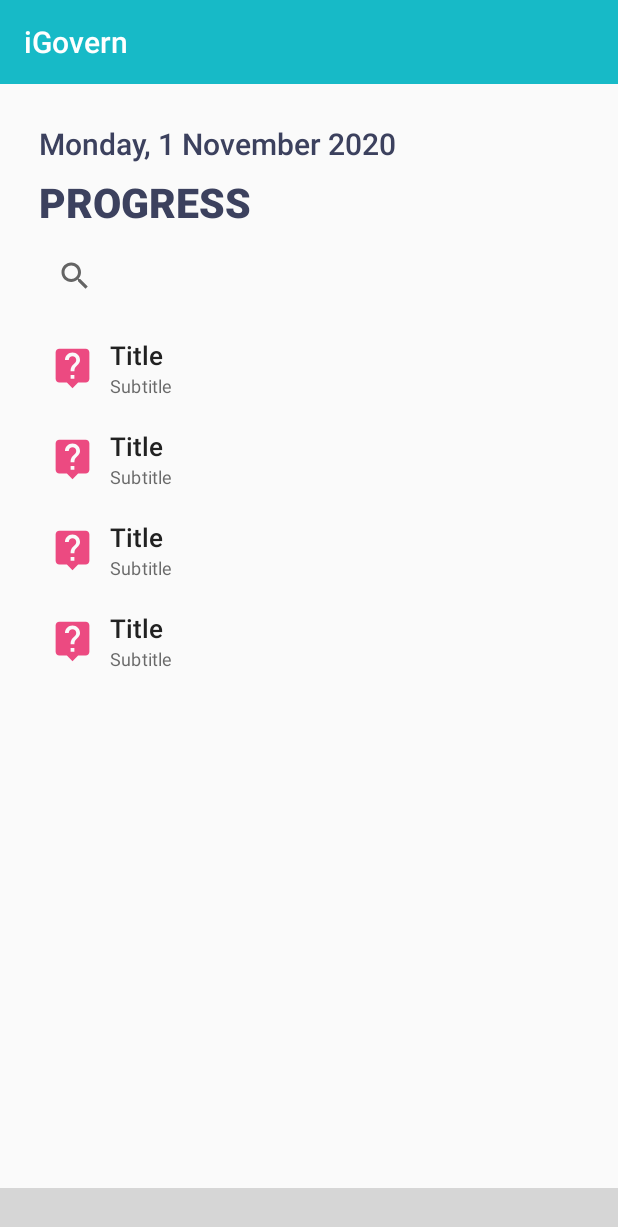
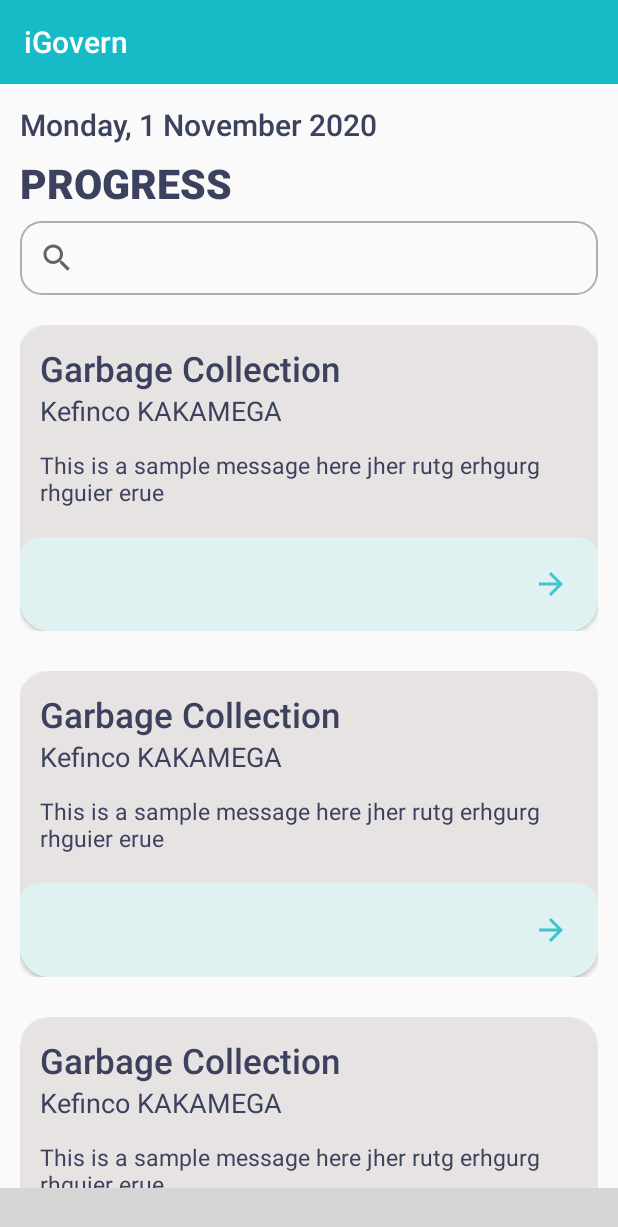
Before and after one commit to Vuyanzi/iGovern, an Android app: the fragment ExploreFragment placed in its activity, on a phone screen of 412 x 824 dp. Shown: the top 1227 px of the screen. Run offline under Robolectric (Android 15) with nearby library versions, the phone set to English and light mode, and no system bars; our stand-ins replace sdp/ssp sizes; libraries missing offline, so code that uses them is left out: com.crowdfire.cfalertdialog, com.etebarian.meowbottomnavigation, com.robinhood.ticker; plain views replace MeowBottomNavigation; 10 statements that could not run were skipped; grey boxes are pictures that could not be loaded.

```diff
--- a/app/src/main/java/studios/luxurious/igovern/adapters/ReportingAdapter.java
+++ b/app/src/main/java/studios/luxurious/igovern/adapters/ReportingAdapter.java
@@ -32,7 +32,7 @@ public class ReportingAdapter extends RecyclerView.Adapter<ReportingAdapter.View
     @Override
     public ViewHolder onCreateViewHolder(@NonNull ViewGroup parent, int viewType) {
 
-        View view = LayoutInflater.from(parent.getContext()).inflate(R.layout.custom_menu_holder,parent,false);
+        View view = LayoutInflater.from(parent.getContext()).inflate(R.layout.recycler_single_item_holder,parent,false);
 
         return new ViewHolder(view);
     }
--- a/app/src/main/java/studios/luxurious/igovern/fragments/HomeFragment.java
+++ b/app/src/main/java/studios/luxurious/igovern/fragments/HomeFragment.java
@@ -75,11 +75,15 @@ public class HomeFragment extends Fragment {
                 switch (tag) {
                     case "report_problem":
                         if (getActivity() != null)
-                        ((MainActivity)getActivity()).openSendProblemBottomDialog();
+                            ((MainActivity) getActivity()).openSendProblemBottomDialog();
                         break;
                     case "send_suggestion":
                         if (getActivity() != null)
-                        ((MainActivity)getActivity()).openSendSuggestionBottomDialog();
+                            ((MainActivity) getActivity()).openSendSuggestionBottomDialog();
+                        break;
+                    case "view_history":
+                        if (getActivity() != null)
+                            ((MainActivity) getActivity()).goToViewHistory();
                         break;
                     default:
                         Toast.makeText(getActivity(), tag, Toast.LENGTH_LONG).show();
@@ -104,7 +108,7 @@ public class HomeFragment extends Fragment {
 
         homeMenus.add(new HomeMenu("Report a problem", "report_problem", getResources().getDrawable(R.drawable.ic_send_money), getResources().getColor(R.color.menu_purple)));
         homeMenus.add(new HomeMenu("Send a suggestion", "send_suggestion", getResources().getDrawable(R.drawable.ic_send_money), getResources().getColor(R.color.menu_orange)));
-        homeMenus.add(new HomeMenu("View History", "tag", getResources().getDrawable(R.drawable.ic_credits), getResources().getColor(R.color.menu_pink)));
+        homeMenus.add(new HomeMenu("View History", "view_history", getResources().getDrawable(R.drawable.ic_credits), getResources().getColor(R.color.menu_pink)));
 //        homeMenus.add(new HomeMenu("Buy Airtime", "tag", getResources().getDrawable(R.drawable.ic_send_money), getResources().getColor(R.color.menu_sky_blue_dark)));
 //        homeMenus.add(new HomeMenu("Lipa stima", "tag", getResources().getDrawable(R.drawable.ic_credits), getResources().getColor(R.color.menu_yellow)));
 //        homeMenus.add(new HomeMenu("iuji ", "tag", getResources().getDrawable(R.drawable.ic_credits), getResources().getColor(R.color.menu_green)));
@@ -112,6 +116,7 @@ public class HomeFragment extends Fragment {
         homeMenuAdapter.notifyDataSetChanged();
 
     }
+
     private void initViews(View view) {
         recyclerView = view.findViewById(R.id.recyclerView);
         recyclerViewGrid = view.findViewById(R.id.recyclerViewGrid);
@@ -120,8 +125,9 @@ public class HomeFragment extends Fragment {
         actionMenuAdapter = new ActionMenuAdapter(actionMenus);
         homeMenuAdapter = new HomeMenuAdapter(homeMenus);
 
-        if(getActivity() !=null) vibrator = (Vibrator) getActivity().getSystemService(Context.VIBRATOR_SERVICE);
+        if (getActivity() != null)
+            vibrator = (Vibrator) getActivity().getSystemService(Context.VIBRATOR_SERVICE);
 
 
+    }
 }
-}
--- a/app/src/main/res/drawable/rounded_rectangle_green.xml
+++ b/app/src/main/res/drawable/rounded_rectangle_green.xml
@@ -9,6 +9,6 @@
 
     <!-- The radius makes the corners rounded -->
     <corners
-        android:radius="10dp">
+        android:radius="@dimen/_10sdp">
     </corners>
 </shape>
--- a/app/src/main/res/layout/frag_explore.xml
+++ b/app/src/main/res/layout/frag_explore.xml
@@ -10,8 +10,8 @@
         android:layout_height="wrap_content"
         android:text="Monday, 1 November 2020"
         android:textColor="@color/default_text_color"
-        android:layout_marginTop="@dimen/_20sdp"
-        android:layout_marginStart="@dimen/_20sdp"
+        android:layout_marginTop="@dimen/_10sdp"
+        android:layout_marginStart="@dimen/_10sdp"
         android:textAppearance="@style/TextAppearance.AppCompat.Title" />
 
     <TextView
@@ -20,7 +20,7 @@
         android:text="PROGRESS"
         android:textColor="@color/default_text_color"
         android:layout_marginTop="@dimen/_5sdp"
-        android:layout_marginStart="@dimen/_20sdp"
+        android:layout_marginStart="@dimen/_10sdp"
         android:textStyle="bold"
         android:textSize="@dimen/_21sdp"
         android:textAppearance="@style/TextAppearance.AppCompat.Title" />
@@ -30,14 +30,14 @@
         android:layout_height="wrap_content"
         app:queryHint="Search..."
         android:layout_marginTop="@dimen/_5sdp"
-        android:layout_marginStart="@dimen/_20sdp"/>
+        android:layout_marginStart="@dimen/_10sdp"
+        android:layout_marginEnd="@dimen/_10sdp"
+        android:background="@drawable/black_border"/>
 
     <androidx.recyclerview.widget.RecyclerView
         android:id="@+id/recyclerView"
         android:layout_width="match_parent"
         android:layout_height="wrap_content"
-        android:layout_marginTop="@dimen/_5sdp"
-        android:layout_marginStart="@dimen/_10sdp"
-        android:layout_marginEnd="@dimen/_10sdp"/>
+        android:layout_marginTop="@dimen/_5sdp"/>
 
 </LinearLayout>
--- a/app/src/main/res/layout/recycler_single_item_holder.xml
+++ b/app/src/main/res/layout/recycler_single_item_holder.xml
@@ -10,6 +10,7 @@
         android:layout_width="match_parent"
         android:layout_height="wrap_content"
         app:cardBackgroundColor="#E8E3E3"
+        app:cardPreventCornerOverlap="true"
         app:cardCornerRadius="@dimen/_15sdp">
 
     <LinearLayout
```
Also changed, not shown: app/src/main/java/studios/luxurious/igovern/activities/MainActivity.java (+6 -1 lines).
